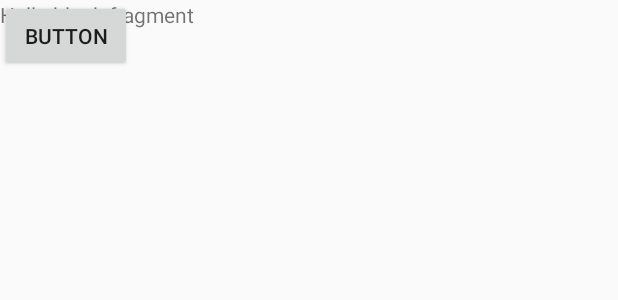
After one commit to flyhands/ShoppingList, an Android app: the layout fragment_home.xml on its own in the app's theme, with its tools: preview values and no code run, on a phone screen of 412 x 824 dp. The commit adds this screen. Shown: the top 300 px of the screen. Run offline under Robolectric (Android 15) with nearby library versions, the phone set to English and light mode, and no system bars.

Commit message:
21/5 11.11pm

```diff
--- a/app/build.gradle
+++ b/app/build.gradle
@@ -24,8 +24,9 @@ dependencies {
     implementation 'com.android.support:appcompat-v7:26.1.0'
     implementation 'com.android.support.constraint:constraint-layout:1.1.0'
     implementation 'com.android.support:design:26.1.0'
-    implementation group: 'org.apache.httpcomponents' , name: 'httpclient-android' , version: '4.3.5.1'
+    implementation group: 'org.apache.httpcomponents', name: 'httpclient-android', version: '4.3.5.1'
     implementation 'com.squareup.okhttp3:okhttp:3.7.0'
+    implementation 'com.android.support:support-v4:26.1.0'
     testImplementation 'junit:junit:4.12'
     androidTestImplementation 'com.android.support.test:runner:1.0.1'
     androidTestImplementation 'com.android.support.test.espresso:espresso-core:3.0.1'
--- /dev/null
+++ b/app/src/main/res/layout/fragment_home.xml
@@ -0,0 +1,19 @@
+<FrameLayout xmlns:android="http://schemas.android.com/apk/res/android"
+    xmlns:tools="http://schemas.android.com/tools"
+    android:layout_width="match_parent"
+    android:layout_height="match_parent"
+    tools:context="android.vogella.de.shoppinglist.HomeFragment">
+
+    <!-- TODO: Update blank fragment layout -->
+    <TextView
+        android:layout_width="match_parent"
+        android:layout_height="match_parent"
+        android:text="@string/hello_blank_fragment" />
+
+    <Button
+        android:id="@+id/button1"
+        android:layout_width="wrap_content"
+        android:layout_height="wrap_content"
+        android:text="Button" />
+
+</FrameLayout>
--- a/app/src/main/res/values/strings.xml
+++ b/app/src/main/res/values/strings.xml
@@ -5,4 +5,7 @@
     <string name="action_add">Add Item</string>
     <string name="action_clear">Clear</string>
     <string name="textview">TextView</string>
+
+    <!-- TODO: Remove or change this placeholder text -->
+    <string name="hello_blank_fragment">Hello blank fragment</string>
 </resources>
```
Also changed, not shown: app/src/main/AndroidManifest.xml (+17 -3 lines), app/src/main/java/android/vogella/de/shoppinglist/HomeActivity.java (added, +22 -0 lines), app/src/main/java/android/vogella/de/shoppinglist/HomeFragment.java (added, +43 -0 lines), app/src/main/java/android/vogella/de/shoppinglist/MainActivity.java (+20 -12 lines), app/src/main/res/layout/activity_home.xml (added, +23 -0 lines).
